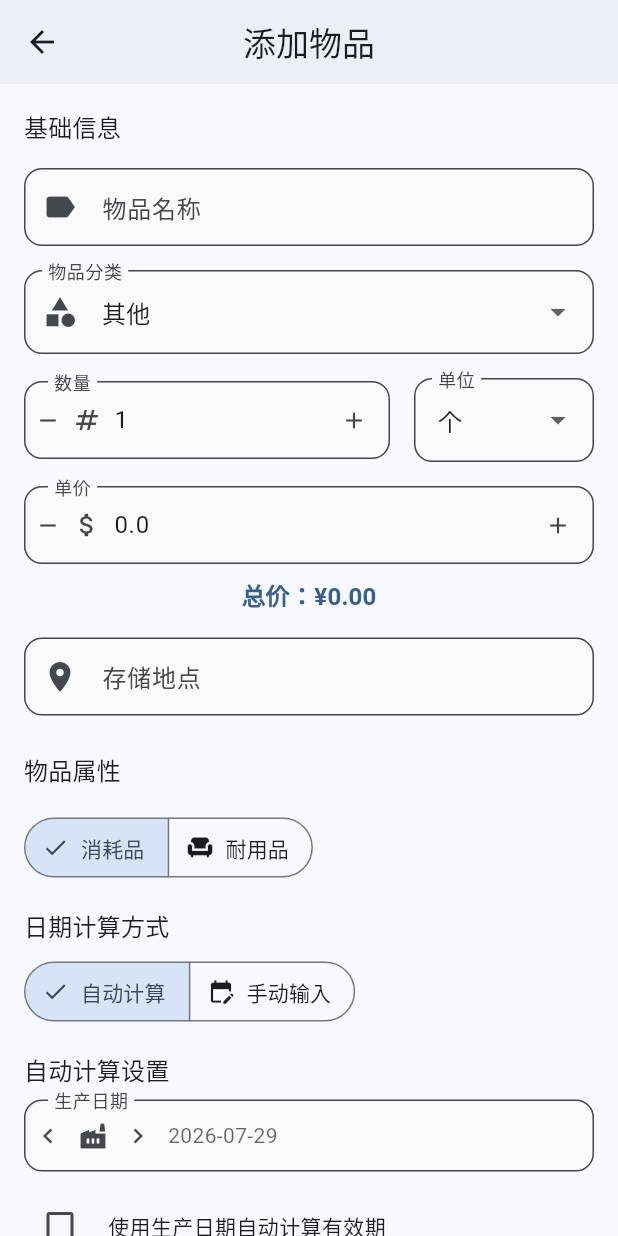
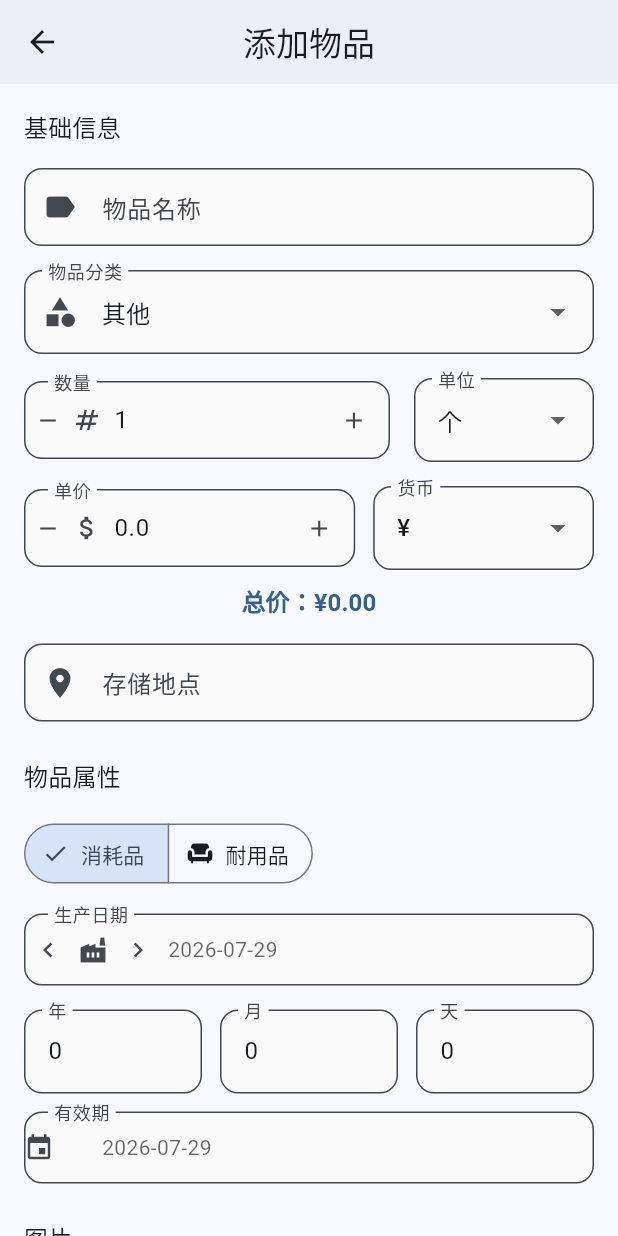
Before and after one commit to NeoXieChina/recording, a Flutter app: the ItemFormScreen screen opened directly, on a phone screen of 412 x 824 dp. Run offline on Flutter 3.47's test engine with Material 3 defaults, Android fonts, the phone set to English and light mode, and no system bars; our stand-ins replace file_picker, flutter_local_notifications, flutter_slidable, image_picker, sqflite, timezone; missing offline and left inert: workmanager; accounts and stored records are empty.

Commit message:
feat: 添加货币的选择

```diff
--- a/lib/constants.dart
+++ b/lib/constants.dart
@@ -5,7 +5,7 @@ class AppConstants {
 
   /// 数据库相关常量
   static const String databaseName = 'item_manager.db';
-  static const int databaseVersion = 3;
+  static const int databaseVersion = 4;
 
   /// 图片存储相关常量
   static const String imageDirectory = 'item_images';
@@ -59,6 +59,9 @@ class AppConstants {
   static const String currencySymbol = '¥';
   static const int priceDecimalDigits = 2;
 
+  /// 可用货币符号
+  static const List<String> currencySymbols = ['¥', '\$', '€', '£', '₹', '₽'];
+
   /// 验证规则
   static const int maxNameLength = 100;
   static const int maxNotesLength = 500;
--- a/lib/data/models/item.dart
+++ b/lib/data/models/item.dart
@@ -1,4 +1,5 @@
 import 'package:uuid/uuid.dart';
+import 'package:recording/constants.dart';
 
 enum ItemType { consumable, durable }
 
@@ -10,6 +11,7 @@ class Item {
   final int quantity;
   final String unit;
   final double unitPrice;
+  final String currencySymbol;
 
   double get totalPrice => unitPrice * quantity;
   final DateTime? expiryDate;
@@ -34,6 +36,7 @@ class Item {
     this.quantity = 1,
     this.unit = '个',
     this.unitPrice = 0.0,
+    this.currencySymbol = AppConstants.currencySymbol,
     this.expiryDate,
     this.warrantyDate,
     this.purchaseDate,
@@ -58,6 +61,7 @@ class Item {
     int? quantity,
     String? unit,
     double? unitPrice,
+    String? currencySymbol,
     DateTime? expiryDate,
     DateTime? warrantyDate,
     DateTime? purchaseDate,
@@ -78,6 +82,7 @@ class Item {
       quantity: quantity ?? this.quantity,
       unit: unit ?? this.unit,
       unitPrice: unitPrice ?? this.unitPrice,
+      currencySymbol: currencySymbol ?? this.currencySymbol,
       expiryDate: expiryDate ?? this.expiryDate,
       warrantyDate: warrantyDate ?? this.warrantyDate,
       purchaseDate: purchaseDate ?? this.purchaseDate,
@@ -106,6 +111,7 @@ class Item {
       'quantity': quantity,
       'unit': unit,
       'unitPrice': unitPrice,
+      'currencySymbol': currencySymbol,
       'expiryDate': expiryDate?.millisecondsSinceEpoch,
       'warrantyDate': warrantyDate?.millisecondsSinceEpoch,
       'purchaseDate': purchaseDate?.millisecondsSinceEpoch,
@@ -133,6 +139,7 @@ class Item {
       quantity: map['quantity'] as int,
       unit: map['unit'] as String,
       unitPrice: (map['unitPrice'] as num).toDouble(),
+      currencySymbol: (map['currencySymbol'] as String?) ?? AppConstants.currencySymbol,
       expiryDate: map['expiryDate'] != null
           ? DateTime.fromMillisecondsSinceEpoch(map['expiryDate'] as int)
           : null,
--- a/lib/screens/item_form/item_form_screen.dart
+++ b/lib/screens/item_form/item_form_screen.dart
@@ -361,7 +361,11 @@ class ItemFormScreen extends StatelessWidget {
           ],
         ),
         const SizedBox(height: 16),
-        _buildNumberInputWithButtons(
+        Row(
+          children: [
+            Expanded(
+              flex: 3,
+              child: _buildNumberInputWithButtons(
                 context: context,
                 label: '单价',
                 errorText: provider.unitPriceError,
@@ -376,10 +380,42 @@ class ItemFormScreen extends StatelessWidget {
                 step: 1,
                 isInteger: false,
               ),
+            ),
+            const SizedBox(width: 12),
+            Expanded(
+              flex: 2,
+              child: DropdownButtonFormField<String>(
+                isExpanded: true,
+                initialValue: provider.currencySymbol,
+                decoration: InputDecoration(
+                  labelText: '货币',
+                  border: OutlineInputBorder(
+                    borderRadius: BorderRadius.circular(12),
+                  ),
+                  contentPadding: const EdgeInsets.symmetric(horizontal: 12, vertical: 16),
+                ),
+                items: AppConstants.currencySymbols.map((symbol) {
+                  return DropdownMenuItem(
+                    value: symbol,
+                    child: Text(
+                      symbol,
+                      overflow: TextOverflow.ellipsis,
+                    ),
+                  );
+                }).toList(),
+                onChanged: (value) {
+                  if (value != null) {
+                    provider.setCurrencySymbol(value);
+                  }
+                },
+              ),
+            ),
+          ],
+        ),
         const SizedBox(height: 8),
         Center(
           child: Text(
-            '总价：${FormatUtils.formatPrice(provider.totalPrice)}',
+            '总价：${FormatUtils.formatPrice(provider.totalPrice, currencySymbol: provider.currencySymbol)}',
             style: Theme.of(context).textTheme.titleMedium?.copyWith(
               color: Theme.of(context).colorScheme.primary,
               fontWeight: FontWeight.bold,
@@ -447,42 +483,9 @@ class ItemFormScreen extends StatelessWidget {
     final dateLabel = isConsumable ? '有效期' : '保修到期日';
     final dateIcon = isConsumable ? Icons.event : Icons.verified_user;
 
-    // 判断是否处于自动计算模式
-    final isAutoCalcMode = !provider.useManualDateEntry &&
-        ((provider.usePurchaseDateForCalculation || provider.useProductionDateForCalculation) &&
-        (provider.shelfLifeMonths != null || provider.shelfLifeDays != null) &&
-        ((provider.usePurchaseDateForCalculation && provider.purchaseDate != null) ||
-         (provider.useProductionDateForCalculation && provider.productionDate != null)));
-
     return Column(
       crossAxisAlignment: CrossAxisAlignment.start,
       children: [
-        // 计算方式选择
-        Text('日期计算方式', style: Theme.of(context).textTheme.titleMedium),
-        const SizedBox(height: 8),
-        SegmentedButton<bool>(
-          segments: const [
-            ButtonSegment(
-              value: false,
-              label: Text('自动计算'),
-              icon: Icon(Icons.calculate),
-            ),
-            ButtonSegment(
-              value: true,
-              label: Text('手动输入'),
-              icon: Icon(Icons.edit_calendar),
-            ),
-          ],
-          selected: {provider.useManualDateEntry},
-          onSelectionChanged: (s) => provider.setUseManualDateEntry(s.first),
-        ),
-        const SizedBox(height: 16),
-
-        if (!provider.useManualDateEntry) ...[
-          // 自动计算部分
-          Text('自动计算设置', style: Theme.of(context).textTheme.titleMedium),
-          const SizedBox(height: 8),
-
         // 基准日期选择
         _buildDatePicker(
           context: context,
@@ -493,34 +496,6 @@ class ItemFormScreen extends StatelessWidget {
           onPicked: isConsumable ? provider.setProductionDate : provider.setPurchaseDate,
           showClearButton: true,
         ),
-          const SizedBox(height: 12),
-
-          // 启用自动计算开关
-          Row(
-            children: [
-              Checkbox(
-                value: isConsumable
-                    ? provider.useProductionDateForCalculation
-                    : provider.usePurchaseDateForCalculation,
-                onChanged: (value) {
-                  if (isConsumable) {
-                    provider.setUseProductionDateForCalculation(value ?? false);
-                  } else {
-                    provider.setUsePurchaseDateForCalculation(value ?? false);
-                  }
-                },
-              ),
-              const SizedBox(width: 8),
-              Expanded(
-                child: Text(
-                  isConsumable
-                      ? '使用生产日期自动计算有效期'
-                      : '使用购买日期自动计算保修期',
-                  style: Theme.of(context).textTheme.bodyMedium,
-                ),
-              ),
-            ],
-          ),
         const SizedBox(height: 16),
 
         // 保质期输入
@@ -530,36 +505,7 @@ class ItemFormScreen extends StatelessWidget {
         ),
         const SizedBox(height: 12),
 
-          // 自动计算提示
-          if (isAutoCalcMode)
-            Container(
-              padding: const EdgeInsets.all(12),
-              decoration: BoxDecoration(
-                color: Colors.green.withAlpha(25), // 近似于0.1不透明度
-                borderRadius: BorderRadius.circular(8),
-                border: Border.all(color: Colors.green.withAlpha(76)), // 近似于0.3不透明度
-              ),
-              child: Row(
-                children: [
-                  Icon(Icons.info, size: 16, color: Colors.green),
-                  const SizedBox(width: 8),
-                  Expanded(
-                    child: Text(
-                      isConsumable
-                          ? '系统将根据生产日期和保质期自动计算有效期'
-                          : '系统将根据购买日期和保质期自动计算保修期',
-                      style: Theme.of(context).textTheme.bodySmall?.copyWith(
-                        color: Colors.green,
-                      ),
-                    ),
-                  ),
-                ],
-              ),
-            ),
-          const SizedBox(height: 16),
-        ],
-
-        // 最终日期显示
+        // 最终日期显示（自动计算，只读）
         _buildDatePicker(
           context: context,
           label: dateLabel,
@@ -567,19 +513,20 @@ class ItemFormScreen extends StatelessWidget {
           date: isConsumable ? provider.expiryDate : provider.warrantyDate,
           errorText: provider.dateError,
           onPicked: isConsumable ? provider.setExpiryDate : provider.setWarrantyDate,
-          readOnly: isAutoCalcMode,
-          showClearButton: !isAutoCalcMode,
+          readOnly: true, // 总是只读，因为自动计算
+          showClearButton: false, // 不显示清除按钮
           minDate: isConsumable ? provider.productionDate : provider.purchaseDate,
         ),
 
-        // 模式说明
-        if (provider.useManualDateEntry)
+        // 自动计算提示
+        if (isConsumable ? provider.productionDate != null : provider.purchaseDate != null)
           Padding(
             padding: const EdgeInsets.only(top: 8),
             child: Text(
-              '手动输入模式：直接选择${isConsumable ? '有效期' : '保修到期日'}',
+              '根据${isConsumable ? '生产日期' : '购买日期'}和保质期自动计算',
               style: Theme.of(context).textTheme.bodySmall?.copyWith(
-                color: Theme.of(context).colorScheme.secondary,
+                color: Colors.green,
+                fontStyle: FontStyle.italic,
               ),
             ),
           ),
--- a/lib/utils/format.dart
+++ b/lib/utils/format.dart
@@ -44,18 +44,27 @@ class FormatUtils {
   }
 
   /// 格式化价格
-  static String formatPrice(double price) {
+  static String formatPrice(double price, {String? currencySymbol}) {
+    if (currencySymbol != null) {
+      return NumberFormat.currency(
+        symbol: currencySymbol,
+        decimalDigits: AppConstants.priceDecimalDigits,
+      ).format(price);
+    }
     return _priceFormat.format(price);
   }
 
   /// 解析价格字符串
-  static double? parsePrice(String priceString) {
+  static double? parsePrice(String priceString, {String? currencySymbol}) {
     try {
       // 移除货币符号和千位分隔符
-      final cleanString = priceString
-          .replaceAll(AppConstants.currencySymbol, '')
-          .replaceAll(',', '')
-          .trim();
+      String cleanString = priceString;
+      if (currencySymbol != null) {
+        cleanString = cleanString.replaceAll(currencySymbol, '');
+      } else {
+        cleanString = cleanString.replaceAll(AppConstants.currencySymbol, '');
+      }
+      cleanString = cleanString.replaceAll(',', '').trim();
       return double.parse(cleanString);
     } catch (e) {
       return null;
@@ -73,9 +82,9 @@ class FormatUtils {
   }
 
   /// 格式化总价
-  static String formatTotalPrice(double unitPrice, int quantity) {
+  static String formatTotalPrice(double unitPrice, int quantity, {String? currencySymbol}) {
     final totalPrice = calculateTotalPrice(unitPrice, quantity);
-    return formatPrice(totalPrice);
+    return formatPrice(totalPrice, currencySymbol: currencySymbol);
   }
 
   /// 格式化剩余天数
```
Also changed, not shown: lib/data/datasources/app_database.dart (+7 -0 lines), lib/providers/item_form_provider.dart (+32 -85 lines). Lines whose indentation alone changed are shown as unchanged.
